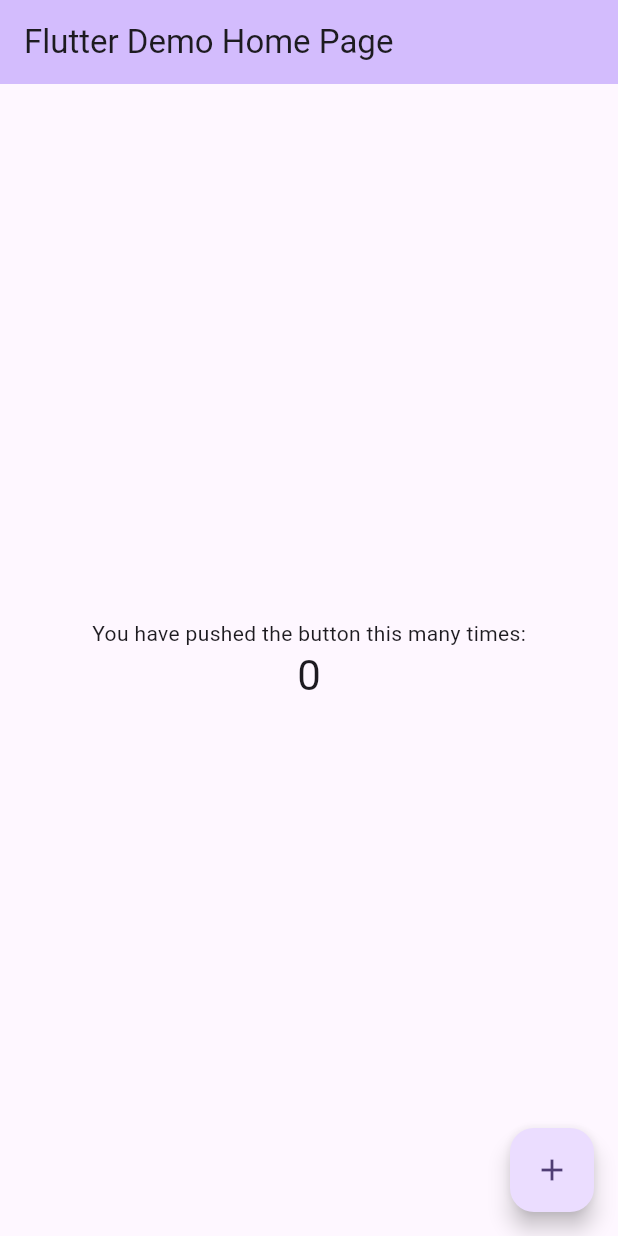
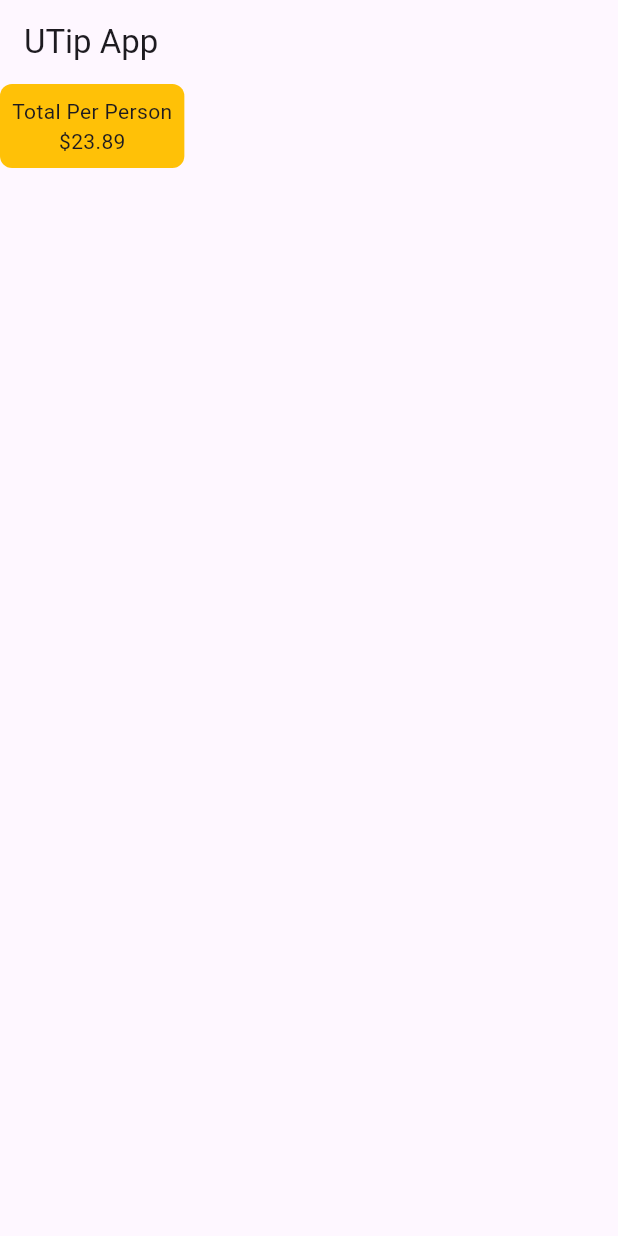
Before and after one commit to KhunchayNe/utip, a Flutter app: the screen it shows after launch, on a phone screen of 412 x 824 dp. Run offline on Flutter 3.47's test engine with Material 3 defaults, Android fonts, the phone set to English and light mode, and no system bars.

Commit message:
add container and ducoration

```diff
--- a/lib/main.dart
+++ b/lib/main.dart
@@ -1,4 +1,5 @@
 import 'package:flutter/material.dart';
+import 'package:utip/screen/utip.dart';
 
 void main() {
   runApp(const MyApp());
@@ -11,115 +12,13 @@ class MyApp extends StatelessWidget {
   @override
   Widget build(BuildContext context) {
     return MaterialApp(
-      title: 'Flutter Demo',
+      title: 'uTip App',
+      debugShowCheckedModeBanner: false,
       theme: ThemeData(
-        // This is the theme of your application.
-        //
-        // TRY THIS: Try running your application with "flutter run". You'll see
-        // the application has a purple toolbar. Then, without quitting the app,
-        // try changing the seedColor in the colorScheme below to Colors.green
-        // and then invoke "hot reload" (save your changes or press the "hot
-        // reload" button in a Flutter-supported IDE, or press "r" if you used
-        // the command line to start the app).
-        //
-        // Notice that the counter didn't reset back to zero; the application
-        // state is not lost during the reload. To reset the state, use hot
-        // restart instead.
-        //
-        // This works for code too, not just values: Most code changes can be
-        // tested with just a hot reload.
         colorScheme: ColorScheme.fromSeed(seedColor: Colors.deepPurple),
         useMaterial3: true,
       ),
-      home: const MyHomePage(title: 'Flutter Demo Home Page'),
+      home: const UTip(),
     );
   }
 }
-
-class MyHomePage extends StatefulWidget {
-  const MyHomePage({super.key, required this.title});
-
-  // This widget is the home page of your application. It is stateful, meaning
-  // that it has a State object (defined below) that contains fields that affect
-  // how it looks.
-
-  // This class is the configuration for the state. It holds the values (in this
-  // case the title) provided by the parent (in this case the App widget) and
-  // used by the build method of the State. Fields in a Widget subclass are
-  // always marked "final".
-
-  final String title;
-
-  @override
-  State<MyHomePage> createState() => _MyHomePageState();
-}
-
-class _MyHomePageState extends State<MyHomePage> {
-  int _counter = 0;
-
-  void _incrementCounter() {
-    setState(() {
-      // This call to setState tells the Flutter framework that something has
-      // changed in this State, which causes it to rerun the build method below
-      // so that the display can reflect the updated values. If we changed
-      // _counter without calling setState(), then the build method would not be
-      // called again, and so nothing would appear to happen.
-      _counter++;
-    });
-  }
-
-  @override
-  Widget build(BuildContext context) {
-    // This method is rerun every time setState is called, for instance as done
-    // by the _incrementCounter method above.
-    //
-    // The Flutter framework has been optimized to make rerunning build methods
-    // fast, so that you can just rebuild anything that needs updating rather
-    // than having to individually change instances of widgets.
-    return Scaffold(
-      appBar: AppBar(
-        // TRY THIS: Try changing the color here to a specific color (to
-        // Colors.amber, perhaps?) and trigger a hot reload to see the AppBar
-        // change color while the other colors stay the same.
-        backgroundColor: Theme.of(context).colorScheme.inversePrimary,
-        // Here we take the value from the MyHomePage object that was created by
-        // the App.build method, and use it to set our appbar title.
-        title: Text(widget.title),
-      ),
-      body: Center(
-        // Center is a layout widget. It takes a single child and positions it
-        // in the middle of the parent.
-        child: Column(
-          // Column is also a layout widget. It takes a list of children and
-          // arranges them vertically. By default, it sizes itself to fit its
-          // children horizontally, and tries to be as tall as its parent.
-          //
-          // Column has various properties to control how it sizes itself and
-          // how it positions its children. Here we use mainAxisAlignment to
-          // center the children vertically; the main axis here is the vertical
-          // axis because Columns are vertical (the cross axis would be
-          // horizontal).
-          //
-          // TRY THIS: Invoke "debug painting" (choose the "Toggle Debug Paint"
-          // action in the IDE, or press "p" in the console), to see the
-          // wireframe for each widget.
-          mainAxisAlignment: MainAxisAlignment.center,
-          children: <Widget>[
-            const Text(
-              'You have pushed the button this many times:',
-            ),
-            Text(
-              '$_counter',
-              style: Theme.of(context).textTheme.headlineMedium,
-            ),
-          ],
-        ),
-      ),
-      floatingActionButton: FloatingActionButton(
-        onPressed: _incrementCounter,
-        tooltip: 'Increment',
-        child: const Icon(Icons.add),
-      ), // This trailing comma makes auto-formatting nicer for build methods.
-    );
-  }
-}
--- /dev/null
+++ b/lib/screen/home.dart
@@ -0,0 +1,26 @@
+import 'package:flutter/material.dart';
+
+class Home extends StatefulWidget {
+  const Home({super.key});
+
+  @override
+  State<Home> createState() => _HomeState();
+}
+
+class _HomeState extends State<Home> {
+  @override
+  void initState() {
+    super.initState();
+    // Implement some initialization operations here.
+  }
+
+  @override
+  Widget build(BuildContext context) {
+    return Scaffold(
+      appBar: AppBar(
+        title: const Text('Home'),
+      ),
+      body: const Text("Home page"),
+    );
+  }
+}
--- /dev/null
+++ b/lib/screen/utip.dart
@@ -0,0 +1,43 @@
+import 'package:flutter/material.dart';
+import 'package:flutter/widgets.dart';
+
+class UTip extends StatefulWidget {
+  const UTip({super.key});
+
+  @override
+  State<UTip> createState() => _UTipState();
+}
+
+class _UTipState extends State<UTip> {
+  @override
+  void initState() {
+    super.initState();
+    // Implement some initialization operations here.
+  }
+
+  @override
+  Widget build(BuildContext context) {
+    return Scaffold(
+      appBar: AppBar(
+        title: const Text('UTip App'),
+      ),
+      body: Column(
+        children: [
+          Container(
+            padding: const EdgeInsets.all(8),
+            decoration: BoxDecoration(
+              color: Colors.amber,
+              borderRadius: BorderRadius.circular(8),
+            ),
+            child: const Column(
+              children: [
+                Text('Total Per Person'),
+                Text('\$23.89'),
+              ],
+            ),
+          ),
+        ],
+      ),
+    );
+  }
+}
```
